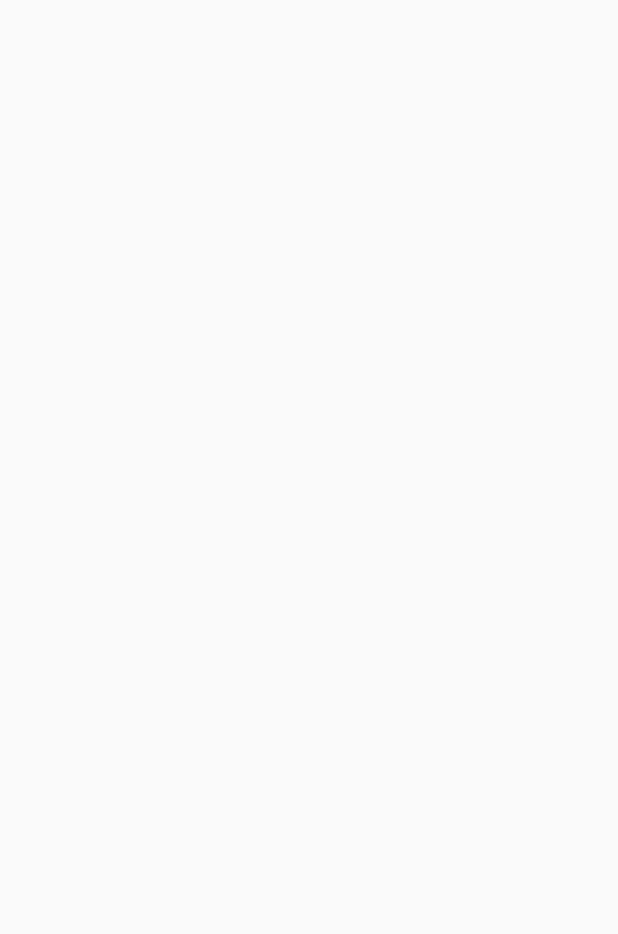
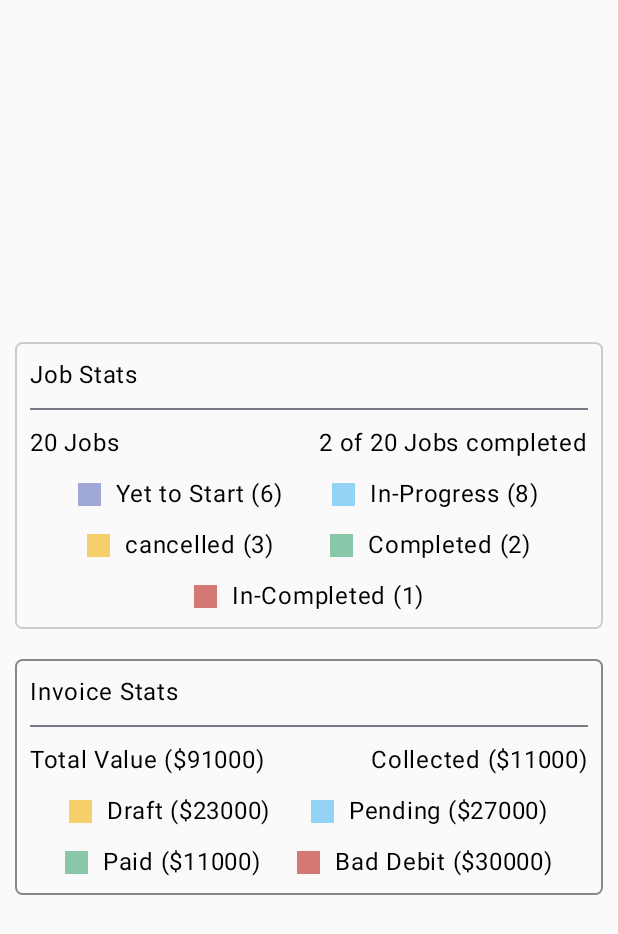
Before and after one commit to KannanGOfficial/Zuper-Dashboard, an Android app built with Jetpack Compose: the screen it shows after launch (MainActivity), on a phone screen of 412 x 824 dp. Before the commit the part shown is empty. Shown: the top 934 px of the screen. Run offline under Robolectric (Android 15) with nearby library versions, the phone set to English and light mode, and no system bars.

Commit message:
DashBorad Screen implementations

```diff
--- a/app/src/main/java/zuper/dev/android/dashboard/MainActivity.kt
+++ b/app/src/main/java/zuper/dev/android/dashboard/MainActivity.kt
@@ -3,6 +3,8 @@ package zuper.dev.android.dashboard
 import android.os.Bundle
 import androidx.activity.ComponentActivity
 import androidx.activity.compose.setContent
+import androidx.navigation.compose.rememberNavController
+import zuper.dev.android.dashboard.ui.dashboard.DashBoardScreen
 import zuper.dev.android.dashboard.ui.theme.AppTheme
 
 class MainActivity : ComponentActivity() {
@@ -11,7 +13,9 @@ class MainActivity : ComponentActivity() {
         super.onCreate(savedInstanceState)
         setContent {
             AppTheme {
+                val navHostController = rememberNavController()
 
+                DashBoardScreen(navHostController = navHostController)
             }
         }
     }
--- /dev/null
+++ b/app/src/main/java/zuper/dev/android/dashboard/ui/dashboard/DashBoardScreen.kt
@@ -0,0 +1,240 @@
+package zuper.dev.android.dashboard.ui.dashboard
+
+import androidx.compose.foundation.BorderStroke
+import androidx.compose.foundation.background
+import androidx.compose.foundation.border
+import androidx.compose.foundation.layout.Arrangement
+import androidx.compose.foundation.layout.Box
+import androidx.compose.foundation.layout.Column
+import androidx.compose.foundation.layout.Row
+import androidx.compose.foundation.layout.fillMaxSize
+import androidx.compose.foundation.layout.fillMaxWidth
+import androidx.compose.foundation.layout.height
+import androidx.compose.foundation.layout.padding
+import androidx.compose.foundation.layout.width
+import androidx.compose.foundation.shape.RoundedCornerShape
+import androidx.compose.material3.Divider
+import androidx.compose.material3.Text
+import androidx.compose.runtime.Composable
+import androidx.compose.ui.Alignment
+import androidx.compose.ui.Modifier
+import androidx.compose.ui.graphics.Color
+import androidx.compose.ui.tooling.preview.Preview
+import androidx.compose.ui.unit.dp
+import androidx.lifecycle.viewmodel.compose.viewModel
+import androidx.navigation.NavHostController
+import zuper.dev.android.dashboard.data.DataRepository
+import zuper.dev.android.dashboard.data.remote.ApiDataSource
+import zuper.dev.android.dashboard.ui.theme.Yellow
+import zuper.dev.android.dashboard.ui.theme.DarkMintGreen
+import zuper.dev.android.dashboard.ui.theme.LightRed
+import zuper.dev.android.dashboard.ui.theme.LightBlue
+import zuper.dev.android.dashboard.ui.theme.LightPurple
+import zuper.dev.android.dashboard.utils.navigation.Screens
+
+@Composable
+fun DashBoardScreen(
+    navHostController: NavHostController
+) {
+    val apiDataSource = ApiDataSource()
+    val dataRepository = DataRepository(apiDataSource)
+    val viewModel = viewModel<DashboardViewModel>() {
+        DashboardViewModel(dataRepository)
+    }
+
+
+    Box(
+        modifier = Modifier
+            .fillMaxSize()
+            .padding(10.dp), contentAlignment = Alignment.Center
+    ) {
+        Column(verticalArrangement = Arrangement.spacedBy(20.dp)) {
+            JobStatusCard(uiState = viewModel.uiState) {
+                navHostController.navigate(Screens.JOBS_SCREEN.route)
+            }
+            InvoiceStatusCard(uiState = viewModel.uiState)
+        }
+    }
+}
+
+@Preview(showBackground = true)
+@Composable
+fun PreviewDashBoardScreen() {
+//    DashBoardScreen(rememberNavController())
+    Box(
+        modifier = Modifier
+            .fillMaxSize()
+            .padding(10.dp), contentAlignment = Alignment.Center
+    ) {
+//        JobStatusCard()
+//        StatusText(progressText = "Yet to Start", progress = 10, progressColor = Color.Black)
+        InvoiceStatusCard()
+    }
+}
+
+@Composable
+fun JobStatusCard(
+    uiState: DashBoardUiState,
+    onClick: () -> Unit
+) {
+
+    val spacing = 10.dp
+
+    Box(
+        modifier = Modifier
+            .fillMaxWidth()
+            .border(BorderStroke(1.dp, Color.LightGray), shape = RoundedCornerShape(5.dp))
+            .padding(10.dp)
+    ) {
+
+        Column(
+            verticalArrangement = Arrangement.spacedBy(spacing),
+            modifier = Modifier.fillMaxWidth()
+        ) {
+
+            Text(text = "Job Stats")
+
+            Divider()
+
+            Row(
+                modifier = Modifier.fillMaxWidth(),
+                horizontalArrangement = Arrangement.SpaceBetween
+            ) {
+                Text(text = "${uiState.totalJobs} Jobs")
+                Text(text = "${uiState.completedJobs} of ${uiState.totalJobs} Jobs completed")
+            }
+
+            Row(
+                modifier = Modifier.fillMaxWidth(),
+                horizontalArrangement = Arrangement.SpaceEvenly
+            ) {
+                StatusText(
+                    progressText = "Yet to Start",
+                    progress = uiState.yetToStart.toString(),
+                    progressColor = LightPurple
+                )
+                StatusText(
+                    progressText = "In-Progress",
+                    progress = uiState.inProgress.toString(),
+                    progressColor = LightBlue
+                )
+//                Text(text = "In-Progress (${uiState.inProgress})")
+            }
+
+            Row(
+                modifier = Modifier.fillMaxWidth(),
+                horizontalArrangement = Arrangement.SpaceEvenly
+            ) {
+                StatusText(
+                    progressText = "cancelled",
+                    progress = uiState.cancelled.toString(),
+                    progressColor = Yellow
+                )
+                StatusText(
+                    progressText = "Completed",
+                    progress = uiState.completedJobs.toString(),
+                    progressColor = DarkMintGreen
+                )
+            }
+
+
+            Box(modifier = Modifier.fillMaxWidth(), contentAlignment = Alignment.Center) {
+                StatusText(
+                    progressText = "In-Completed",
+                    progress = uiState.inCompleted.toString(),
+                    progressColor = LightRed
+                )
+            }
+        }
+
+    }
+}
+
+@Composable
+fun StatusText(
+    progressText: String,
+    progress: String,
+    progressColor: Color
+) {
+    Row(
+        verticalAlignment = Alignment.CenterVertically,
+        horizontalArrangement = Arrangement.spacedBy(10.dp)
+    ) {
+        Box(
+            modifier = Modifier
+                .width(15.dp)
+                .height(15.dp)
+                .background(color = progressColor)
+        )
+        Text(text = "$progressText ($progress)")
+    }
+
+}
+
+@Composable
+fun InvoiceStatusCard(uiState: DashBoardUiState = DashBoardUiState()) {
+    val spacing = 10.dp
+    Box(
+        modifier = Modifier
+            .fillMaxWidth()
+            .border(BorderStroke(1.dp, Color.Gray), shape = RoundedCornerShape(5.dp))
+            .padding(10.dp),
+    ) {
+
+        Column(verticalArrangement = Arrangement.spacedBy(spacing)) {
+
+            Text(text = "Invoice Stats", modifier = Modifier.fillMaxWidth())
+
+            Divider()
+
+            Row(
+                horizontalArrangement = Arrangement.SpaceBetween,
+                modifier = Modifier.fillMaxWidth()
+            ) {
+                Text(text = "Total Value ($${uiState.totalValue})")
+
+                Text(text = "Collected ($${uiState.paid})")
+            }
+
+            Row(
+                horizontalArrangement = Arrangement.SpaceEvenly,
+                modifier = Modifier.fillMaxWidth()
+            ) {
+                StatusText(
+                    progressText = "Draft",
+                    progress = uiState.draft.toString().suffixDollar(),
+                    progressColor = Yellow
+                )
+
+                StatusText(
+                    progressText = "Pending",
+                    progress = uiState.pending.toString().suffixDollar(),
+                    progressColor = LightBlue
+                )
+            }
+
+            Row(
+                horizontalArrangement = Arrangement.SpaceEvenly,
+                modifier = Modifier.fillMaxWidth()
+            ) {
+                StatusText(
+                    progressText = "Paid",
+                    progress = uiState.paid.toString().suffixDollar(),
+                    progressColor = DarkMintGreen
+                )
+
+                StatusText(
+                    progressText = "Bad Debit",
+                    progress = uiState.badDebit.toString().suffixDollar(),
+                    progressColor = LightRed
+                )
+            }
+
+        }
+    }
+
+
+}
+
+fun String.suffixDollar() =
+    "$" + this
--- /dev/null
+++ b/app/src/main/java/zuper/dev/android/dashboard/ui/dashboard/DashboardViewModel.kt
@@ -0,0 +1,78 @@
+package zuper.dev.android.dashboard.ui.dashboard
+
+import androidx.compose.runtime.getValue
+import androidx.compose.runtime.mutableStateOf
+import androidx.compose.runtime.setValue
+import androidx.lifecycle.ViewModel
+import androidx.lifecycle.viewModelScope
+import kotlinx.coroutines.flow.distinctUntilChanged
+import kotlinx.coroutines.flow.launchIn
+import kotlinx.coroutines.flow.onEach
+import zuper.dev.android.dashboard.data.DataRepository
+import zuper.dev.android.dashboard.data.model.InvoiceStatus
+import zuper.dev.android.dashboard.data.model.JobStatus
+
+class DashboardViewModel(
+    dataRepository: DataRepository
+) : ViewModel() {
+
+    var uiState by mutableStateOf(DashBoardUiState())
+        private set
+
+    init {
+        dataRepository.observeJobs()
+            .distinctUntilChanged()
+            .onEach {
+                val totalJobs = it.size
+                val completedJobs = it.count { it.status == JobStatus.Completed }
+                val yetToStart = it.count { it.status == JobStatus.YetToStart }
+                val inProgress = it.count { it.status == JobStatus.InProgress }
+                val cancelled = it.count { it.status == JobStatus.Canceled }
+                val inCompleted = it.count { it.status == JobStatus.Incomplete }
+
+                uiState = uiState.copy(
+                    totalJobs = totalJobs,
+                    completedJobs = completedJobs,
+                    yetToStart = yetToStart,
+                    inProgress = inProgress,
+                    cancelled = cancelled,
+                    inCompleted = inCompleted
+                )
+            }
+            .launchIn(viewModelScope)
+
+        dataRepository.observeInvoices()
+            .onEach {
+                val totalValue = it.sumOf { it.total }.toLong()
+                val paid = it.filter { it.status == InvoiceStatus.Paid }.sumOf { it.total }.toLong()
+                val draft =
+                    it.filter { it.status == InvoiceStatus.Draft }.sumOf { it.total }.toLong()
+                val pending =
+                    it.filter { it.status == InvoiceStatus.Pending }.sumOf { it.total }.toLong()
+                val badDebit =
+                    it.filter { it.status == InvoiceStatus.BadDebt }.sumOf { it.total }.toLong()
+
+                uiState = uiState.copy(
+                    totalValue = totalValue,
+                    paid = paid,
+                    draft = draft,
+                    pending = pending,
+                    badDebit = badDebit
+                )
+            }.launchIn(viewModelScope)
+    }
+}
+
+data class DashBoardUiState(
+    val totalJobs: Int = 0,
+    val completedJobs: Int = 0,
+    val yetToStart: Int = 0,
+    val inProgress: Int = 0,
+    val cancelled: Int = 0,
+    val inCompleted: Int = 0,
+    val totalValue: Long = 0,
+    val draft: Long = 0,
+    val pending: Long = 0,
+    val paid: Long = 0,
+    val badDebit: Long = 0
+)
--- a/app/src/main/java/zuper/dev/android/dashboard/ui/theme/Color.kt
+++ b/app/src/main/java/zuper/dev/android/dashboard/ui/theme/Color.kt
@@ -9,3 +9,10 @@ val Pink80 = Color(0xFFEFB8C8)
 val Purple40 = Color(0xFF6650a4)
 val PurpleGrey40 = Color(0xFF625b71)
 val Pink40 = Color(0xFF7D5260)
+
+
+val DarkMintGreen = Color(136, 199, 167)
+val LightBlue = Color(148, 210, 246)
+val Yellow = Color(245, 207, 107)
+val LightPurple = Color(160, 168, 215)
+val LightRed = Color(214, 121, 118)
--- /dev/null
+++ b/app/src/main/java/zuper/dev/android/dashboard/utils/navigation/Screens.kt
@@ -0,0 +1,10 @@
+package zuper.dev.android.dashboard.utils.navigation
+
+enum class Screens(val route: String) {
+    DASH_BOARD_SCREEN("dash_board_screen"),
+    JOBS_SCREEN("jobs_screen");
+
+    companion object{
+        val startDestination = DASH_BOARD_SCREEN.route
+    }
+}
```
